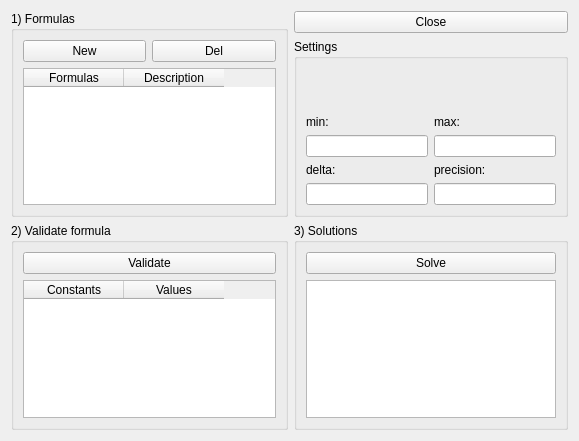
Old version of the form gui/formulas_gui.ui in the repository joaodeus/mathgraphica.
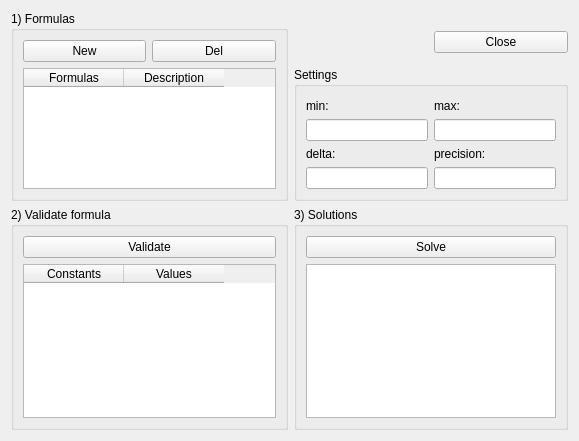
New version of the form. Icons and pictures are not drawn.

Commit message: more graph3D development

What changed in the file:
```diff
--- a/gui/formulas_gui.ui
+++ b/gui/formulas_gui.ui
@@ -18,7 +18,7 @@
     <normaloff>:/images/images/formulas2.png</normaloff>:/images/images/formulas2.png</iconset>
   </property>
   <layout class="QGridLayout" name="gridLayout_5">
-   <item row="2" column="0">
+   <item row="4" column="0">
     <widget class="QGroupBox" name="groupBox">
      <property name="title">
       <string>2) Validate formula</string>
@@ -48,47 +48,7 @@
      </layout>
     </widget>
    </item>
-   <item row="0" column="0" rowspan="2">
-    <widget class="QGroupBox" name="groupBox_4">
-     <property name="title">
-      <string>1) Formulas</string>
-     </property>
-     <layout class="QGridLayout" name="gridLayout_4">
-      <item row="0" column="0">
-       <widget class="QPushButton" name="pushButton_new">
-        <property name="text">
-         <string>New</string>
-        </property>
-       </widget>
-      </item>
-      <item row="0" column="1">
-       <widget class="QPushButton" name="pushButton_del">
-        <property name="text">
-         <string>Del</string>
-        </property>
-       </widget>
-      </item>
-      <item row="1" column="0" colspan="2">
-       <widget class="QTableWidget" name="tableWidget_formulas">
-        <property name="contextMenuPolicy">
-         <enum>Qt::CustomContextMenu</enum>
-        </property>
-        <column>
-         <property name="text">
-          <string>Formulas</string>
-         </property>
-        </column>
-        <column>
-         <property name="text">
-          <string>Description</string>
-         </property>
-        </column>
-       </widget>
-      </item>
-     </layout>
-    </widget>
-   </item>
-   <item row="1" column="1" colspan="2">
+   <item row="3" column="1" colspan="2">
     <widget class="QGroupBox" name="groupBox_3">
      <property name="title">
       <string>Settings</string>
@@ -150,7 +110,7 @@
      </layout>
     </widget>
    </item>
-   <item row="2" column="1" colspan="2">
+   <item row="4" column="1" colspan="2">
     <widget class="QGroupBox" name="groupBox_2">
      <property name="title">
       <string>3) Solutions</string>
@@ -169,7 +129,67 @@
      </layout>
     </widget>
    </item>
-   <item row="0" column="1" colspan="2">
+   <item row="0" column="0" rowspan="4">
+    <widget class="QGroupBox" name="groupBox_4">
+     <property name="title">
+      <string>1) Formulas</string>
+     </property>
+     <layout class="QGridLayout" name="gridLayout_4">
+      <item row="0" column="0">
+       <widget class="QPushButton" name="pushButton_new">
+        <property name="text">
+         <string>New</string>
+        </property>
+       </widget>
+      </item>
+      <item row="0" column="1">
+       <widget class="QPushButton" name="pushButton_del">
+        <property name="text">
+         <string>Del</string>
+        </property>
+       </widget>
+      </item>
+      <item row="1" column="0" colspan="2">
+       <widget class="QTableWidget" name="tableWidget_formulas">
+        <property name="contextMenuPolicy">
+         <enum>Qt::CustomContextMenu</enum>
+        </property>
+        <column>
+         <property name="text">
+          <string>Formulas</string>
+         </property>
+        </column>
+        <column>
+         <property name="text">
+          <string>Description</string>
+         </property>
+        </column>
+       </widget>
+      </item>
+     </layout>
+    </widget>
+   </item>
+   <item row="0" column="1">
+    <widget class="QLabel" name="label">
+     <property name="text">
+      <string/>
+     </property>
+    </widget>
+   </item>
+   <item row="2" column="1">
+    <spacer name="verticalSpacer_2">
+     <property name="orientation">
+      <enum>Qt::Vertical</enum>
+     </property>
+     <property name="sizeHint" stdset="0">
+      <size>
+       <width>20</width>
+       <height>40</height>
+      </size>
+     </property>
+    </spacer>
+   </item>
+   <item row="1" column="2">
     <widget class="QPushButton" name="pushButton_close">
      <property name="text">
       <string>Close</string>
```
The commit also changes 2 other files.
